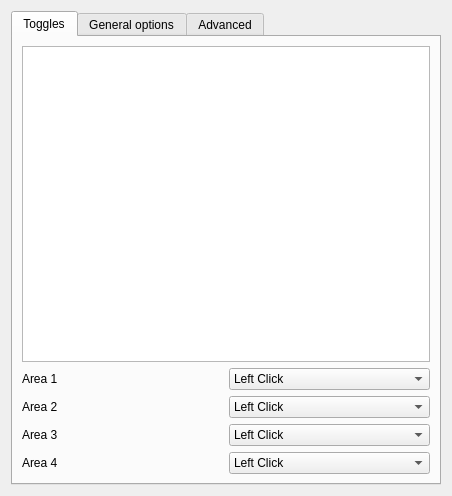
The window that stuff/configuration.ui (pnegre/python-whiteboard) describes before a commit, drawn with Qt 5.
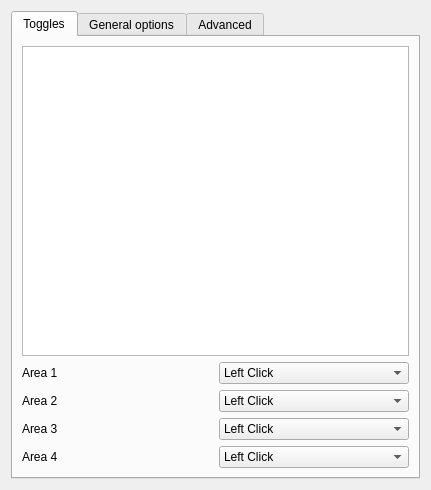
The same window after the commit.

Diff of the .ui file:
```diff
--- a/stuff/configuration.ui
+++ b/stuff/configuration.ui
@@ -6,13 +6,13 @@
    <rect>
     <x>0</x>
     <y>0</y>
-    <width>452</width>
-    <height>496</height>
+    <width>431</width>
+    <height>490</height>
    </rect>
   </property>
   <property name="minimumSize">
    <size>
-    <width>452</width>
+    <width>431</width>
     <height>0</height>
    </size>
   </property>
```
